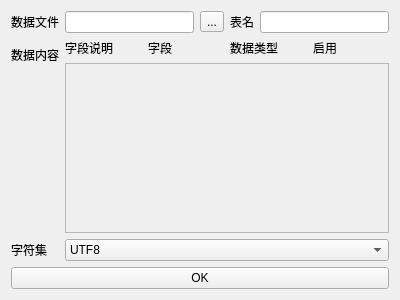
Before: the Qt Designer form src/ui/xls2db.ui in JerryAZR/xls2pgsql, drawn with Qt 5.
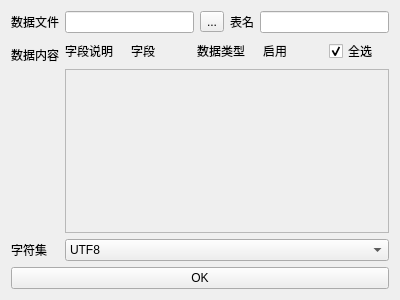
After: the same form once the commit is applied.

Commit message: Add "select all" box

What changed in the file:
```diff
--- a/src/ui/xls2db.ui
+++ b/src/ui/xls2db.ui
@@ -86,6 +86,16 @@
            </property>
           </widget>
          </item>
+         <item>
+          <widget class="QCheckBox" name="checkAllBox">
+           <property name="text">
+            <string>全选</string>
+           </property>
+           <property name="checked">
+            <bool>true</bool>
+           </property>
+          </widget>
+         </item>
         </layout>
        </item>
        <item>
@@ -99,7 +109,7 @@
             <x>0</x>
             <y>0</y>
             <width>305</width>
-            <height>139</height>
+            <height>135</height>
            </rect>
           </property>
           <layout class="QVBoxLayout" name="verticalLayout_2">
```
The commit also changes 2 other files.
